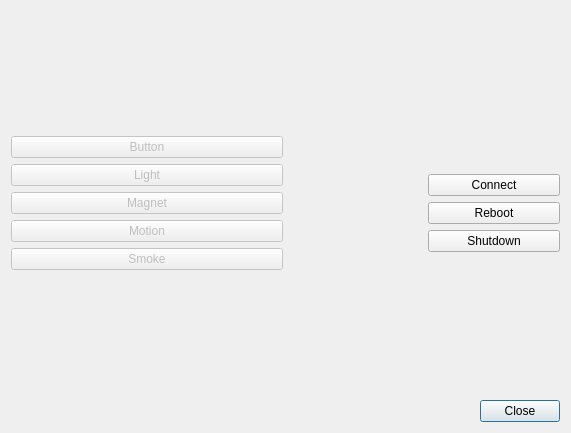
First picture: the form in CuteCaspar/RaspberryPIDialog.ui, repository geertdaelemans/CuteCaspar, before the edit.
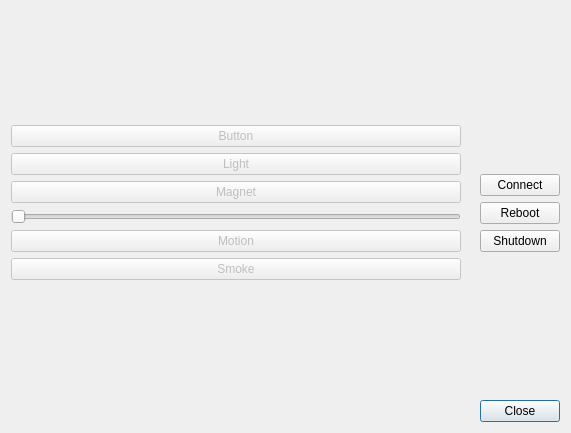
Second picture: the form after the edit. Icons and pictures are not drawn.

Commit message: Added magnet probability (and overruling mechanisme).

Diff of the .ui file:
```diff
--- a/CuteCaspar/RaspberryPIDialog.ui
+++ b/CuteCaspar/RaspberryPIDialog.ui
@@ -74,6 +74,22 @@
          </property>
         </widget>
        </item>
+       <item>
+        <widget class="QSlider" name="sldMagnet">
+         <property name="focusPolicy">
+          <enum>Qt::NoFocus</enum>
+         </property>
+         <property name="maximum">
+          <number>100</number>
+         </property>
+         <property name="singleStep">
+          <number>5</number>
+         </property>
+         <property name="orientation">
+          <enum>Qt::Horizontal</enum>
+         </property>
+        </widget>
+       </item>
        <item>
         <widget class="QPushButton" name="btnMotion">
          <property name="enabled">
```
The commit also changes 4 other files.
